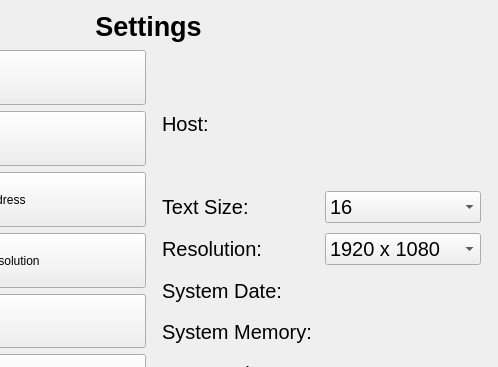
This is Greyform-linux/Python_Application/UI_Design/setting.ui in mokzhizhuan/GreyForm_UIs as Qt 5 draws it before an edit; both pictures show x 196 to 694 and y 0 to 367 of the 694 by 548 pixel window. The edited form follows.
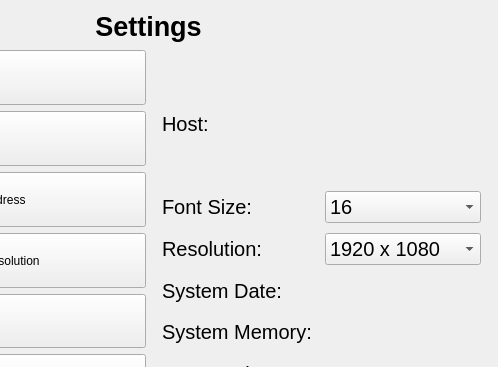
This is the edited form. The open tabs and pages were chosen to show the change.

The edit to the form file:
```diff
--- a/Greyform-linux/Python_Application/UI_Design/setting.ui
+++ b/Greyform-linux/Python_Application/UI_Design/setting.ui
@@ -345,7 +345,7 @@
               </font>
              </property>
              <property name="text">
-              <string>Text Size:</string>
+              <string>Font Size:</string>
              </property>
             </widget>
            </item>
```
